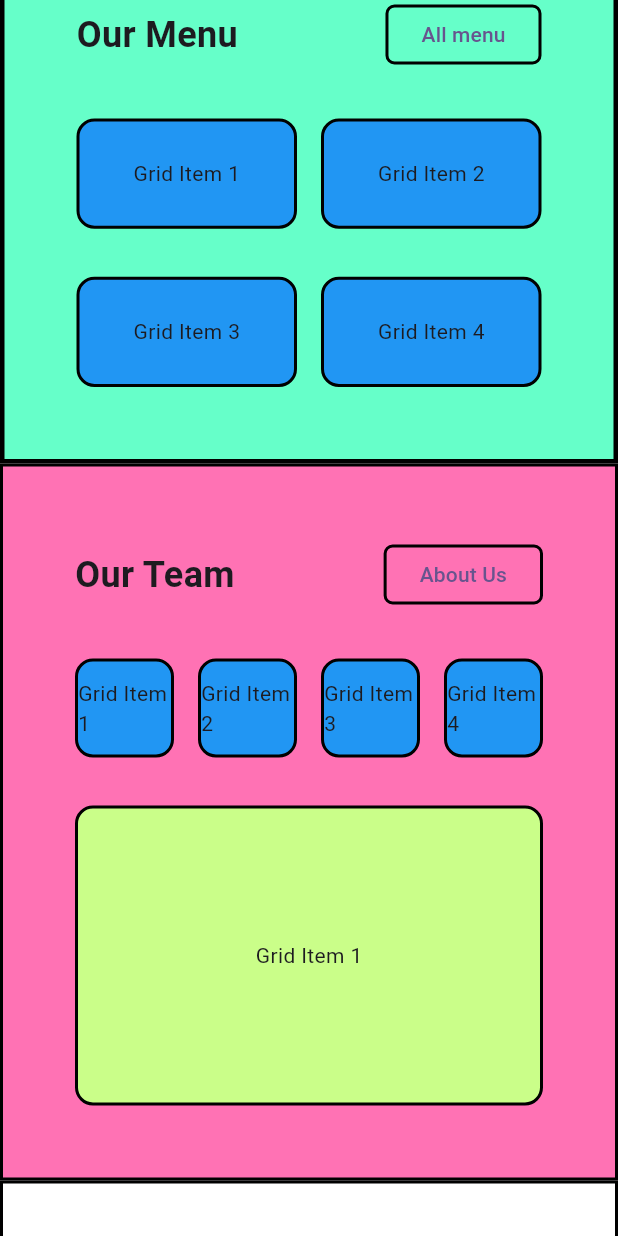
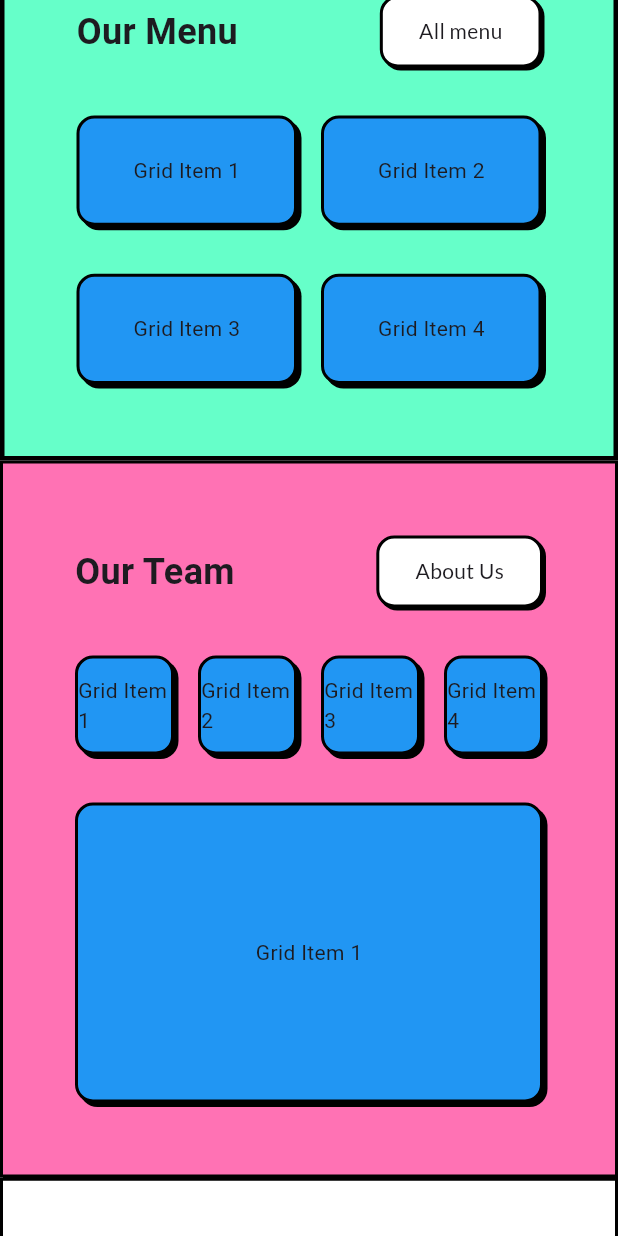
Before and after one commit to rragnarsd/yammi_yammi, a Flutter app: the screen it shows after launch, scrolled down 576 dp, on a phone screen of 412 x 824 dp. Run offline on Flutter 3.47's test engine with Material 3 defaults, Android fonts, the phone set to English and light mode, and no system bars; our stand-ins replace google_fonts.

Commit message:
Border fix and nav interactions

```diff
--- a/lib/main.dart
+++ b/lib/main.dart
@@ -1,4 +1,5 @@
 import 'package:flutter/material.dart';
+import 'package:google_fonts/google_fonts.dart';
 import 'package:yammi_yammi/landing_page.dart';
 
 void main() {
@@ -15,6 +16,7 @@
       debugShowCheckedModeBanner: false,
       theme: ThemeData(
         colorScheme: ColorScheme.fromSeed(seedColor: Colors.deepPurple),
+        textTheme: GoogleFonts.lexendMegaTextTheme(),
       ),
       home: LandingPage(),
     );
--- /dev/null
+++ b/lib/utils/app_styles.dart
@@ -0,0 +1,23 @@
+import 'package:flutter/material.dart';
+
+BoxDecoration raisedBorderDecoration({
+  Color backgroundColor = const Color(0xffCAFE89),
+  double borderRadius = 12,
+  double borderWidth = 2,
+  Color borderColor = Colors.black,
+  Offset shadowOffset = const Offset(3, 3),
+}) {
+  return BoxDecoration(
+    borderRadius: BorderRadius.circular(borderRadius),
+    border: Border.all(color: borderColor, width: borderWidth),
+    color: backgroundColor,
+    boxShadow: [
+      BoxShadow(
+        color: borderColor,
+        offset: shadowOffset,
+        blurRadius: 0,
+        spreadRadius: 0,
+      ),
+    ],
+  );
+}
--- a/lib/menu_section.dart
+++ b/lib/widgets/menu_section.dart
@@ -1,4 +1,5 @@
 import 'package:flutter/material.dart';
+import 'package:yammi_yammi/utils/app_styles.dart';
 
 class YammiMenuSection extends StatelessWidget {
   const YammiMenuSection({super.key});
@@ -16,35 +17,19 @@
         childAspectRatio: 2,
         children: [
           Container(
-            decoration: BoxDecoration(
-              borderRadius: BorderRadius.circular(12),
-              border: Border.all(color: Colors.black, width: 2),
-              color: Colors.blue,
-            ),
+            decoration: raisedBorderDecoration(backgroundColor: Colors.blue),
             child: const Center(child: Text('Grid Item 1')),
           ),
           Container(
-            decoration: BoxDecoration(
-              borderRadius: BorderRadius.circular(12),
-              border: Border.all(color: Colors.black, width: 2),
-              color: Colors.blue,
-            ),
+            decoration: raisedBorderDecoration(backgroundColor: Colors.blue),
             child: const Center(child: Text('Grid Item 2')),
           ),
           Container(
-            decoration: BoxDecoration(
-              borderRadius: BorderRadius.circular(12),
-              border: Border.all(color: Colors.black, width: 2),
-              color: Colors.blue,
-            ),
+            decoration: raisedBorderDecoration(backgroundColor: Colors.blue),
             child: const Center(child: Text('Grid Item 3')),
           ),
           Container(
-            decoration: BoxDecoration(
-              borderRadius: BorderRadius.circular(12),
-              border: Border.all(color: Colors.black, width: 2),
-              color: Colors.blue,
-            ),
+            decoration: raisedBorderDecoration(backgroundColor: Colors.blue),
             child: const Center(child: Text('Grid Item 4')),
           ),
         ],
--- /dev/null
+++ b/lib/widgets/yammi_menu.dart
@@ -0,0 +1,68 @@
+import 'package:flutter/material.dart';
+import 'package:google_fonts/google_fonts.dart';
+import 'package:yammi_yammi/utils/app_styles.dart';
+
+class YammiMenu extends StatelessWidget {
+  const YammiMenu({super.key, required this.title, required this.btnText});
+
+  final String title;
+  final String btnText;
+
+  @override
+  Widget build(BuildContext context) {
+    return Container(
+      padding: const EdgeInsets.all(16.0),
+      child: Row(
+        children: [
+          Text(
+            title,
+            style: TextStyle(fontSize: 24, fontWeight: FontWeight.bold),
+          ),
+          Spacer(),
+          HoverButton(btnText: btnText, onPressed: () {}),
+        ],
+      ),
+    );
+  }
+}
+
+class HoverButton extends StatefulWidget {
+  final String btnText;
+  final VoidCallback? onPressed;
+
+  const HoverButton({super.key, required this.btnText, this.onPressed});
+
+  @override
+  State<HoverButton> createState() => _HoverButtonState();
+}
+
+class _HoverButtonState extends State<HoverButton> {
+  bool _isHovered = false;
+
+  @override
+  Widget build(BuildContext context) {
+    return MouseRegion(
+      cursor: SystemMouseCursors.click,
+      onEnter: (_) => setState(() => _isHovered = true),
+      onExit: (_) => setState(() => _isHovered = false),
+      child: GestureDetector(
+        onTap: widget.onPressed,
+        child: AnimatedContainer(
+          duration: const Duration(milliseconds: 200),
+          curve: Curves.easeOut,
+          padding: const EdgeInsets.symmetric(horizontal: 24, vertical: 12),
+          decoration: raisedBorderDecoration(
+            backgroundColor: _isHovered ? Colors.grey[100]! : Colors.white,
+            shadowOffset: _isHovered ? const Offset(4, 4) : const Offset(2, 2),
+          ),
+          child: Text(
+            widget.btnText,
+            style: GoogleFonts.lato(
+              fontWeight: _isHovered ? FontWeight.bold : FontWeight.normal,
+            ),
+          ),
+        ),
+      ),
+    );
+  }
+}
--- a/lib/yammi_menu.dart
+++ /dev/null
@@ -1,34 +0,0 @@
-import 'package:flutter/material.dart';
-
-class YammiMenu extends StatelessWidget {
-  const YammiMenu({super.key, required this.title, required this.btnText});
-
-  final String title;
-  final String btnText;
-
-  @override
-  Widget build(BuildContext context) {
-    return Container(
-      padding: const EdgeInsets.all(16.0),
-      child: Row(
-        children: [
-          Text(
-            title,
-            style: TextStyle(fontSize: 24, fontWeight: FontWeight.bold),
-          ),
-          Spacer(),
-          OutlinedButton(
-            style: OutlinedButton.styleFrom(
-              shape: RoundedRectangleBorder(
-                borderRadius: BorderRadius.circular(6),
-              ),
-              side: BorderSide(color: Colors.black, width: 2),
-            ),
-            onPressed: () {},
-            child: Text(btnText),
-          ),
-        ],
-      ),
-    );
-  }
-}
```
Also changed, not shown: lib/landing_page.dart (+7 -7 lines), lib/nav_section.dart (deleted, +0 -62 lines), lib/widgets/footer_section.dart (renamed from lib/footer_section.dart, +22 -24 lines), lib/widgets/hero_section.dart (renamed from lib/hero_section.dart, +13 -20 lines), lib/widgets/nav_section.dart (added, +99 -0 lines), lib/widgets/team_section.dart (renamed from lib/team_section.dart, +20 -21 lines), lib/widgets/testmonial_section.dart (renamed from lib/testmonial_section.dart, +10 -15 lines), pubspec.yaml (+3 -35 lines), pubspec.lock, 7 other files.
